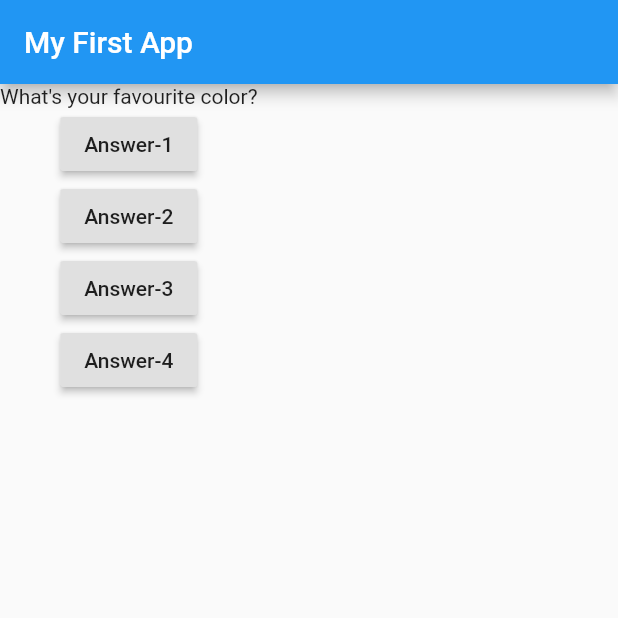
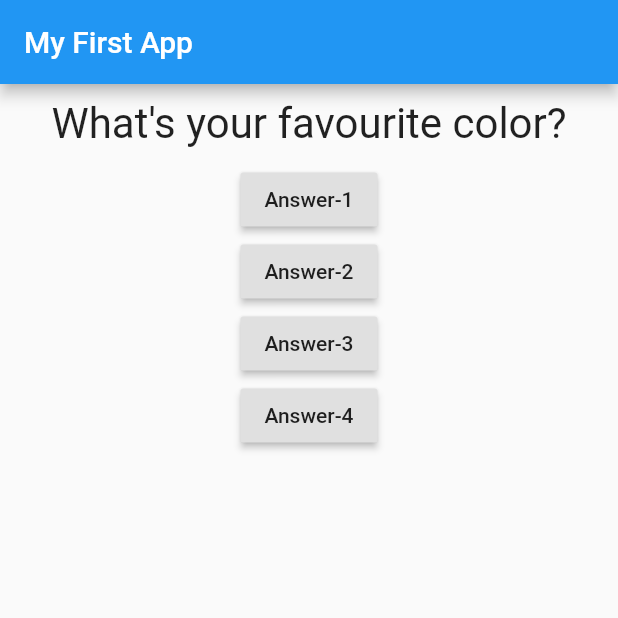
Before and after one commit to yashlad27/FlutterProjects, a Flutter app: the screen it shows after launch, on a phone screen of 412 x 824 dp, the top half of it. Run offline on Flutter 3.47's test engine with Material 2 defaults, Android fonts, the phone set to English and light mode, and no system bars.

Commit message:
container lec

```diff
--- a/flutter_application_1_udemy/lib/questions.dart
+++ b/flutter_application_1_udemy/lib/questions.dart
@@ -4,12 +4,21 @@
 
 class Question extends StatelessWidget {
   //const Question({Key? key}) : super(key: key);
+  @override
   final String questionText;
 
   Question(this.questionText);
 
   @override
   Widget build(BuildContext context) {
-    return Text(questionText);
+    return Container(
+      width: double.infinity,
+      margin: EdgeInsets.all(10),
+      child: Text(
+        questionText,
+        style: TextStyle(fontSize: 28),
+        textAlign: TextAlign.center,
+      ),
+    );
   }
 }
```
